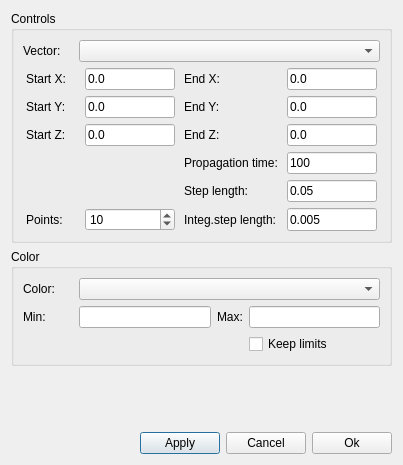
Before: the Qt Designer form ElmerGUI/vtkpost/streamline.ui in tehnick/elmerfem, drawn with Qt 5.
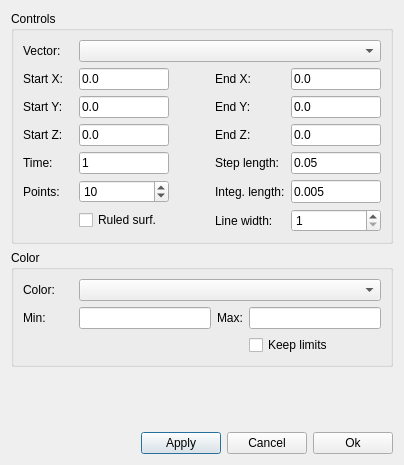
After: the same form once the commit is applied. Icons and pictures are not drawn.

Commit message: ElmerGUI: Updated vtk widget (stream lines)

The edit to the form file:
```diff
--- a/ElmerGUI/vtkpost/streamline.ui
+++ b/ElmerGUI/vtkpost/streamline.ui
@@ -5,7 +5,7 @@
    <rect>
     <x>0</x>
     <y>0</y>
-    <width>403</width>
+    <width>404</width>
     <height>465</height>
    </rect>
   </property>
@@ -95,7 +95,7 @@
           </property>
          </widget>
         </item>
-        <item row="0" column="2" >
+        <item row="0" column="3" >
          <widget class="QLabel" name="xEndLabel" >
           <property name="minimumSize" >
            <size>
@@ -114,7 +114,7 @@
           </property>
          </widget>
         </item>
-        <item row="0" column="3" >
+        <item row="0" column="4" >
          <widget class="QLineEdit" name="endX" >
           <property name="maximumSize" >
            <size>
@@ -147,14 +147,14 @@
           </property>
          </widget>
         </item>
-        <item row="1" column="2" >
+        <item row="1" column="3" >
          <widget class="QLabel" name="yEndLabel" >
           <property name="text" >
            <string>End Y:</string>
           </property>
          </widget>
         </item>
-        <item row="1" column="3" >
+        <item row="1" column="4" >
          <widget class="QLineEdit" name="endY" >
           <property name="maximumSize" >
            <size>
@@ -187,14 +187,14 @@
           </property>
          </widget>
         </item>
-        <item row="2" column="2" >
+        <item row="2" column="3" >
          <widget class="QLabel" name="yEndLabel_2" >
           <property name="text" >
            <string>End Z:</string>
           </property>
          </widget>
         </item>
-        <item row="2" column="3" >
+        <item row="2" column="4" >
          <widget class="QLineEdit" name="endZ" >
           <property name="maximumSize" >
            <size>
@@ -207,14 +207,14 @@
           </property>
          </widget>
         </item>
-        <item row="3" column="2" >
+        <item row="3" column="0" >
          <widget class="QLabel" name="propagLabel" >
           <property name="text" >
-           <string>Propagation time:</string>
+           <string>Time:</string>
           </property>
          </widget>
         </item>
-        <item row="3" column="3" >
+        <item row="3" column="1" >
          <widget class="QLineEdit" name="propagationTime" >
           <property name="maximumSize" >
            <size>
@@ -223,18 +223,18 @@
            </size>
           </property>
           <property name="text" >
-           <string>100</string>
+           <string>1</string>
           </property>
          </widget>
         </item>
-        <item row="4" column="2" >
+        <item row="3" column="3" >
          <widget class="QLabel" name="stepLabel" >
           <property name="text" >
            <string>Step length:</string>
           </property>
          </widget>
         </item>
-        <item row="4" column="3" >
+        <item row="3" column="4" >
          <widget class="QLineEdit" name="stepLength" >
           <property name="maximumSize" >
            <size>
@@ -247,18 +247,18 @@
           </property>
          </widget>
         </item>
-        <item row="5" column="0" >
+        <item row="4" column="0" >
          <widget class="QLabel" name="pointsLabel" >
           <property name="text" >
            <string>Points:</string>
           </property>
          </widget>
         </item>
-        <item row="5" column="1" >
+        <item row="4" column="1" >
          <widget class="QSpinBox" name="points" >
           <property name="maximumSize" >
            <size>
-            <width>16777215</width>
+            <width>90</width>
             <height>24</height>
            </size>
           </property>
@@ -270,14 +270,14 @@
           </property>
          </widget>
         </item>
-        <item row="5" column="2" >
+        <item row="4" column="3" >
          <widget class="QLabel" name="integStepLabel" >
           <property name="text" >
-           <string>Integ.step length:</string>
+           <string>Integ. length:</string>
           </property>
          </widget>
         </item>
-        <item row="5" column="3" >
+        <item row="4" column="4" >
          <widget class="QLineEdit" name="integStepLength" >
           <property name="maximumSize" >
            <size>
@@ -290,6 +290,46 @@
           </property>
          </widget>
         </item>
+        <item row="5" column="1" >
+         <widget class="QCheckBox" name="stripes" >
+          <property name="text" >
+           <string>Ruled surf.</string>
+          </property>
+         </widget>
+        </item>
+        <item row="5" column="3" >
+         <widget class="QLabel" name="lineWidthLabel" >
+          <property name="text" >
+           <string>Line width:</string>
+          </property>
+         </widget>
+        </item>
+        <item row="5" column="4" >
+         <widget class="QSpinBox" name="lineWidth" >
+          <property name="maximumSize" >
+           <size>
+            <width>16777215</width>
+            <height>24</height>
+           </size>
+          </property>
+          <property name="minimum" >
+           <number>1</number>
+          </property>
+         </widget>
+        </item>
+        <item row="2" column="2" >
+         <spacer>
+          <property name="orientation" >
+           <enum>Qt::Horizontal</enum>
+          </property>
+          <property name="sizeHint" >
+           <size>
+            <width>40</width>
+            <height>20</height>
+           </size>
+          </property>
+         </spacer>
+        </item>
        </layout>
       </item>
      </layout>
```
The commit also changes 1 other file.
